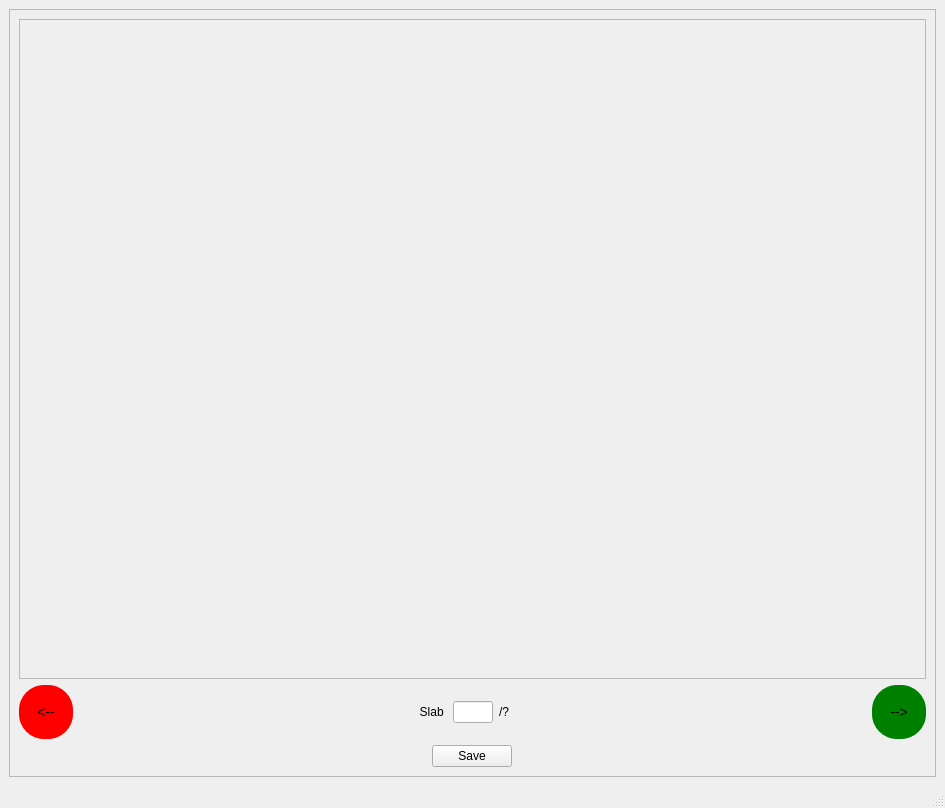
jadenl99/JPCP_slab_classification, file resources/mainapp.ui: the form before one commit.
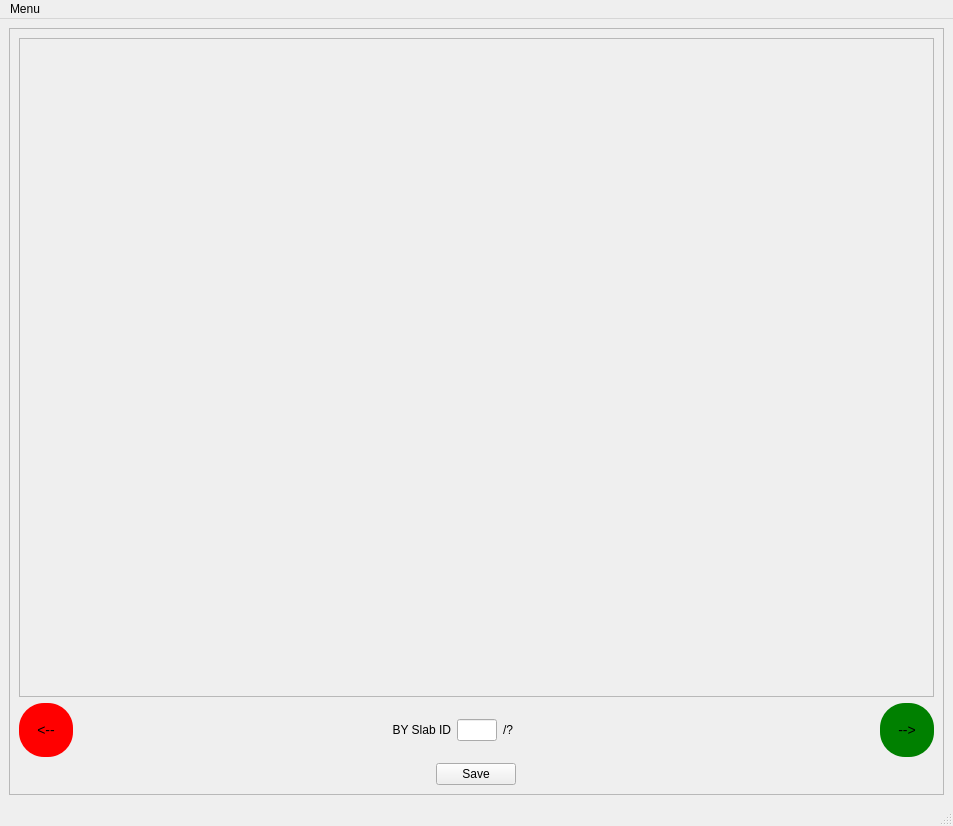
The form after the commit.

```diff
--- a/resources/mainapp.ui
+++ b/resources/mainapp.ui
@@ -6,8 +6,8 @@
    <rect>
     <x>0</x>
     <y>0</y>
-    <width>945</width>
-    <height>808</height>
+    <width>953</width>
+    <height>826</height>
    </rect>
   </property>
   <property name="windowTitle">
@@ -25,8 +25,8 @@
         <rect>
          <x>0</x>
          <y>0</y>
-         <width>921</width>
-         <height>733</height>
+         <width>929</width>
+         <height>751</height>
         </rect>
        </property>
        <layout class="QVBoxLayout" name="verticalLayout_2">
@@ -40,8 +40,8 @@
             <rect>
              <x>0</x>
              <y>0</y>
-             <width>897</width>
-             <height>609</height>
+             <width>905</width>
+             <height>627</height>
             </rect>
            </property>
            <property name="sizePolicy">
@@ -105,7 +105,7 @@
              </size>
             </property>
             <property name="text">
-             <string>Slab </string>
+             <string>BY Slab ID</string>
             </property>
             <property name="alignment">
              <set>Qt::AlignRight|Qt::AlignTrailing|Qt::AlignVCenter</set>
@@ -228,10 +228,18 @@
     <rect>
      <x>0</x>
      <y>0</y>
-     <width>945</width>
+     <width>953</width>
      <height>26</height>
     </rect>
    </property>
+   <widget class="QMenu" name="menu_range">
+    <property name="title">
+     <string>Menu</string>
+    </property>
+    <addaction name="action_range"/>
+    <addaction name="action_intensity"/>
+   </widget>
+   <addaction name="menu_range"/>
   </widget>
  </widget>
  <resources/>
```
Left out of the diff: 13 changed lines with no effect on the pictures.
